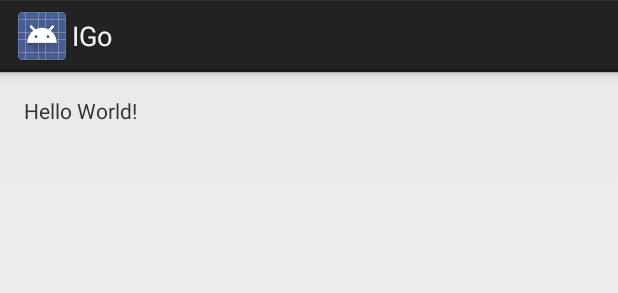
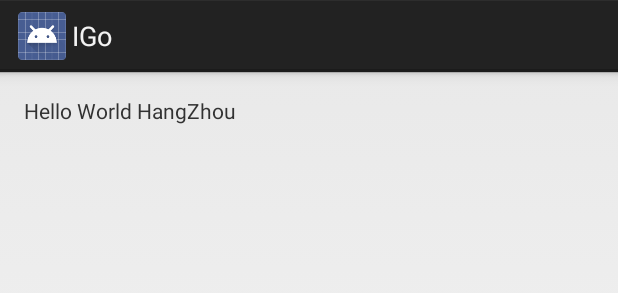
Before and after one commit to xlblank/IGo, an Android app: the layout activity_main.xml on its own in the app's theme, with its tools: preview values and no code run, on a phone screen of 412 x 824 dp. Shown: the top 293 px of the screen. Run offline under Robolectric (Android 15) with nearby library versions, the phone set to English and light mode, and no system bars.

Commit message:
修改了布局文件。

```diff
--- a/app/src/main/res/layout/activity_main.xml
+++ b/app/src/main/res/layout/activity_main.xml
@@ -14,5 +14,5 @@
     <TextView
         android:layout_width="wrap_content"
         android:layout_height="wrap_content"
-        android:text="Hello World!" />
+        android:text="Hello World HangZhou" />
 </RelativeLayout>
```
